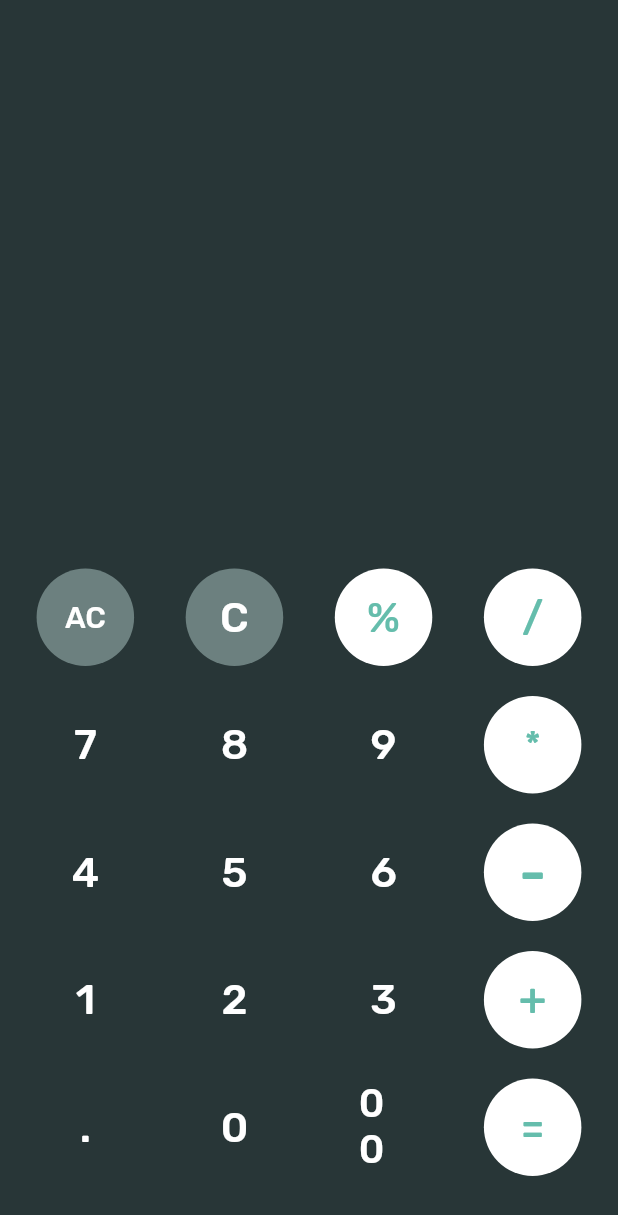
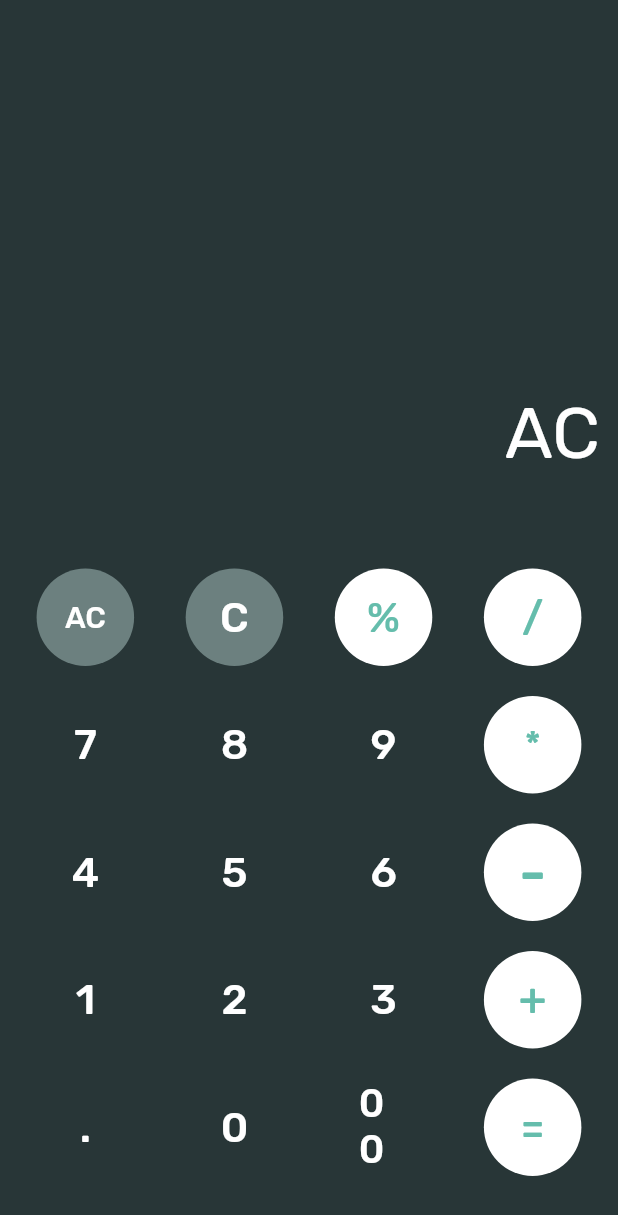
Before and after one commit to szy0syz/flutter-demos, a Flutter app: the screen it shows after launch, after a tap on "AC", on a phone screen of 412 x 824 dp. Shown: the top 1215 px of the screen. Run offline on Flutter 3.47's test engine with Material 2 defaults, Android fonts, the light colour scheme and no system bars; our stand-ins replace flutter_icons, flutter_spinkit, flutter_svg, font_awesome_flutter, geolocator, google_fonts and 1 more; accounts and stored records are empty.

Commit message:
Update Flutter_Calc

```diff
--- a/flutter_calculator/lib/main.dart
+++ b/flutter_calculator/lib/main.dart
@@ -1,12 +1,27 @@
 import 'package:flutter/material.dart';
 import 'package:flutter_calculator/widgets/CalcButton.dart';
+import 'package:google_fonts/google_fonts.dart';
 
 void main() {
   runApp(CalcApp());
 }
 
-class CalcApp extends StatelessWidget {
-  // This widget is the root of your application.
+class CalcApp extends StatefulWidget {
+  CalcApp({Key key}) : super(key: key);
+  @override
+  CalcAppState createState() => CalcAppState();
+}
+
+class CalcAppState extends State<CalcApp> {
+  String _history = '';
+  String _expression = '';
+
+  void numClick(String text) {
+    setState(() {
+      _expression += text;
+    });
+  }
+
   @override
   Widget build(BuildContext context) {
     return MaterialApp(
@@ -17,6 +32,29 @@ class CalcApp extends StatelessWidget {
         body: Column(
           mainAxisAlignment: MainAxisAlignment.end,
           children: <Widget>[
+            Container(
+              padding: EdgeInsets.only(right: 12),
+              child: Text(
+                _history,
+                style: GoogleFonts.rubik(
+                  textStyle: TextStyle(fontSize: 24),
+                  color: Color(0xff545f61),
+                ),
+              ),
+              alignment: Alignment(1, 1),
+            ),
+            Container(
+              padding: EdgeInsets.all(12),
+              child: Text(
+                _expression,
+                style: GoogleFonts.rubik(
+                  textStyle: TextStyle(fontSize: 48),
+                  color: Colors.white,
+                ),
+              ),
+              alignment: Alignment(1, 1),
+            ),
+            SizedBox(height: 40),
             Row(
               mainAxisAlignment: MainAxisAlignment.spaceEvenly,
               children: <Widget>[
@@ -24,20 +62,24 @@ class CalcApp extends StatelessWidget {
                   text: 'AC',
                   fillColor: 0xFF6C807F,
                   textSize: 20,
+                  callback: numClick,
                 ),
                 CalcButton(
                   text: 'C',
                   fillColor: 0xFF6C807F,
+                  callback: numClick,
                 ),
                 CalcButton(
                   text: '%',
                   fillColor: 0xFFFFFFFF,
                   textColor: 0xFF65BDAC,
+                  callback: numClick,
                 ),
                 CalcButton(
                   text: '/',
                   fillColor: 0xFFFFFFFF,
                   textColor: 0xFF65BDAC,
+                  callback: numClick,
                 ),
               ],
             ),
@@ -46,18 +88,22 @@ class CalcApp extends StatelessWidget {
               children: <Widget>[
                 CalcButton(
                   text: '7',
+                  callback: numClick,
                 ),
                 CalcButton(
                   text: '8',
+                  callback: numClick,
                 ),
                 CalcButton(
                   text: '9',
+                  callback: numClick,
                 ),
                 CalcButton(
                   text: '*',
                   fillColor: 0xFFFFFFFF,
                   textColor: 0xFF65BDAC,
                   textSize: 24,
+                  callback: numClick,
                 ),
               ],
             ),
@@ -66,18 +112,22 @@ class CalcApp extends StatelessWidget {
               children: <Widget>[
                 CalcButton(
                   text: '4',
+                  callback: numClick,
                 ),
                 CalcButton(
                   text: '5',
+                  callback: numClick,
                 ),
                 CalcButton(
                   text: '6',
+                  callback: numClick,
                 ),
                 CalcButton(
                   text: '-',
                   fillColor: 0xFFFFFFFF,
                   textColor: 0xFF65BDAC,
                   textSize: 38,
+                  callback: numClick,
                 ),
               ],
             ),
@@ -86,18 +136,22 @@ class CalcApp extends StatelessWidget {
               children: <Widget>[
                 CalcButton(
                   text: '1',
+                  callback: numClick,
                 ),
                 CalcButton(
                   text: '2',
+                  callback: numClick,
                 ),
                 CalcButton(
                   text: '3',
+                  callback: numClick,
                 ),
                 CalcButton(
                   text: '+',
                   fillColor: 0xFFFFFFFF,
                   textColor: 0xFF65BDAC,
                   textSize: 30,
+                  callback: numClick,
                 ),
               ],
             ),
@@ -106,18 +160,22 @@ class CalcApp extends StatelessWidget {
               children: <Widget>[
                 CalcButton(
                   text: '.',
+                  callback: numClick,
                 ),
                 CalcButton(
                   text: '0',
+                  callback: numClick,
                 ),
                 CalcButton(
                   text: '00',
+                  callback: numClick,
                   textSize: 26,
                 ),
                 CalcButton(
                   text: '=',
                   fillColor: 0xFFFFFFFF,
                   textColor: 0xFF65BDAC,
+                  callback: numClick,
                 ),
               ],
             ),
```
Also changed, not shown: 1 other file.
